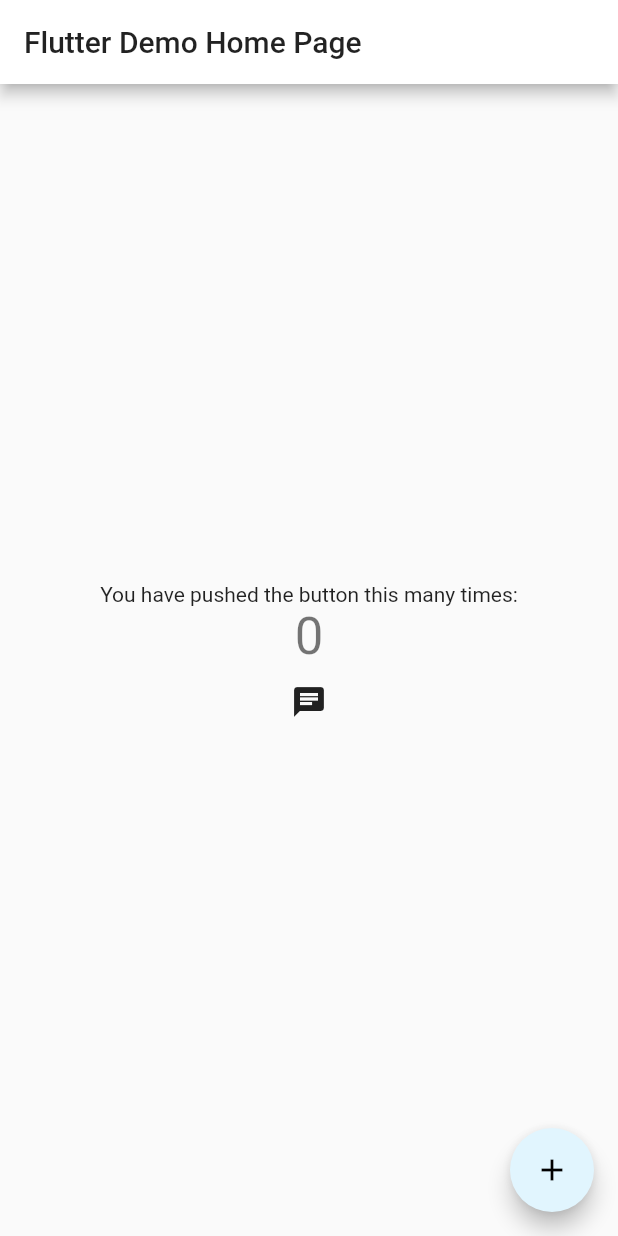
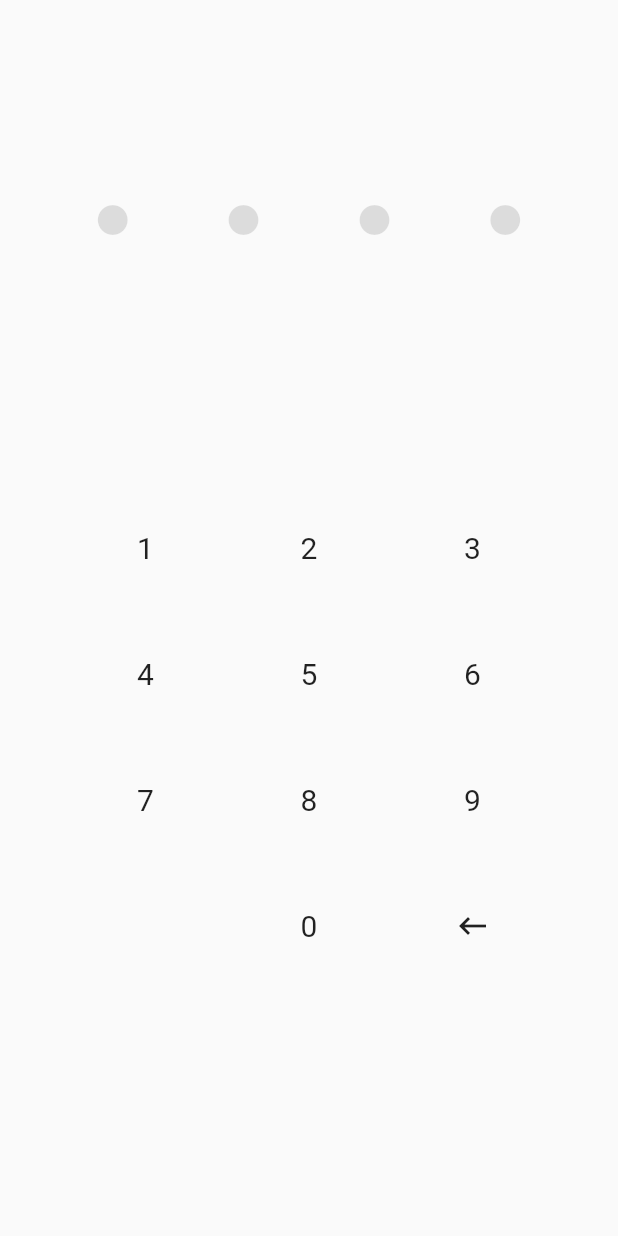
Before and after one commit to krynju/jenot, a Flutter app: the screen it shows after launch, on a phone screen of 412 x 824 dp. Run offline on Flutter 3.47's test engine with Material 2 defaults, Android fonts, the phone set to English and light mode, and no system bars.

Commit message:
pin view added

```diff
--- a/lib/main.dart
+++ b/lib/main.dart
@@ -1,4 +1,5 @@
 import 'package:flutter/material.dart';
+import 'pin.dart';
 
 void main() => runApp(MyApp());
 const String _name = "Your Name";
@@ -23,7 +24,10 @@ class MyApp extends StatelessWidget {
         brightness: Brightness.light,
         accentColor: Colors.lightBlue[50]
       ),
-      home: MyHomePage(title: 'Flutter Demo Home Page'),
+      home: PinWidget(
+        correct_pin: '6969',
+        proceed_to: MyHomePage(title: 'Flutter Demo Home Page'),
+      )
     );
   }
 }
--- /dev/null
+++ b/lib/pin.dart
@@ -0,0 +1,111 @@
+import 'package:flutter/material.dart';
+
+class PinWidget extends StatefulWidget {
+  PinWidget({
+    @required this.correct_pin,
+    @required this.proceed_to,
+  }) : assert(correct_pin.length == 4);
+  @override
+  PinWidgetState createState() => PinWidgetState();
+  final String correct_pin;
+  final Widget proceed_to;
+}
+
+class PinWidgetState extends State<PinWidget> {
+  var _pin = '';
+
+  IconButton getDummy(){
+    return IconButton(
+      padding: const EdgeInsets.all(30),
+      icon: Text(' ', style: TextStyle(fontSize: 20)),
+    );
+  }
+  IconButton getButton(String label){
+    return IconButton(
+        padding: const EdgeInsets.all(30),
+        icon: Text(label, style: TextStyle(fontSize: 20)),
+        onPressed: () {
+          setState(() {
+            _pin = _pin+label;
+            print(_pin);
+            if (_pin == widget.correct_pin){
+              _pushSaved();
+            }
+            else if (_pin.length>3){
+              _pin = '';
+            }
+          });
+        }
+    );
+  }
+  Row pinField(){
+    return Row(
+      mainAxisAlignment: MainAxisAlignment.spaceEvenly,
+      crossAxisAlignment: CrossAxisAlignment.center,
+      children:[
+        Icon(_pin.length>0? Icons.brightness_1 : Icons.brightness_1, color: _pin.length>0? Colors.blue : Colors.black12),
+        Icon(_pin.length>1? Icons.brightness_1 : Icons.brightness_1, color: _pin.length>1? Colors.blue : Colors.black12),
+        Icon(_pin.length>2? Icons.brightness_1 : Icons.brightness_1, color: _pin.length>2? Colors.blue : Colors.black12),
+        Icon(_pin.length>3? Icons.brightness_1 : Icons.brightness_1, color: _pin.length>3? Colors.blue : Colors.black12),
+
+      ],
+    );
+  }
+  Container my_keyboard(){
+    return Container(
+      padding: const EdgeInsets.all(30),
+      child: Column(
+          mainAxisAlignment: MainAxisAlignment.end,
+          children:[
+            Row(
+                mainAxisAlignment: MainAxisAlignment.spaceEvenly,
+                children: [getButton('1'), getButton('2'), getButton('3')]
+            ),
+            Row(
+                mainAxisAlignment: MainAxisAlignment.spaceEvenly,
+                children: [getButton('4'), getButton('5'), getButton('6')]
+            ),
+            Row(
+                mainAxisAlignment: MainAxisAlignment.spaceEvenly,
+                children: [getButton('7'), getButton('8'), getButton('9')]
+            ),
+            Row(
+                mainAxisAlignment: MainAxisAlignment.spaceEvenly,
+                children: [getDummy(), getButton('0'), IconButton(padding: const EdgeInsets.all(30), icon: Icon(Icons.keyboard_backspace),
+                    onPressed: () {
+                      setState(() {
+                        _pin = '';
+                        print(_pin);
+                      });
+                    })]
+            )]
+      ),
+    );
+  }
+  Widget build(BuildContext context) {
+    return Scaffold(
+//      appBar: AppBar(
+//          title: Text('Startup Name Generator'),
+//          actions: <Widget>[IconButton(icon: Icon(Icons.list, color: Colors.pink,), onPressed: _pushSaved)]
+//      ),
+        body: Column(
+          mainAxisAlignment: MainAxisAlignment.spaceEvenly,
+          crossAxisAlignment: CrossAxisAlignment.center,
+          children: [
+            pinField(),
+            my_keyboard(),
+          ],
+        )
+    );
+  }
+  void _pushSaved(){
+    Navigator.of(context).push(
+      MaterialPageRoute<void>(
+        builder: (BuildContext context){
+          return widget.proceed_to;
+        }
+      )
+    );
+
+  }
+}
```
